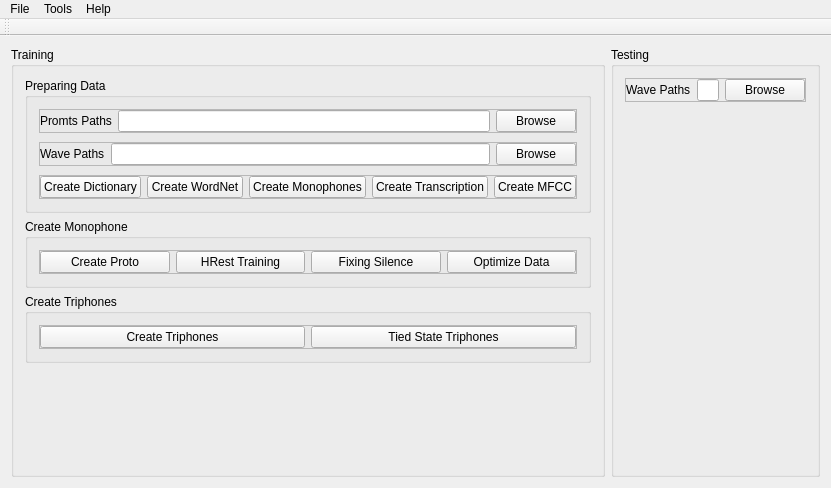
Old version of the form apps/speechrecognition/speechrecognition.ui in the repository levanhong05/VietnameseSpeechRecognition.
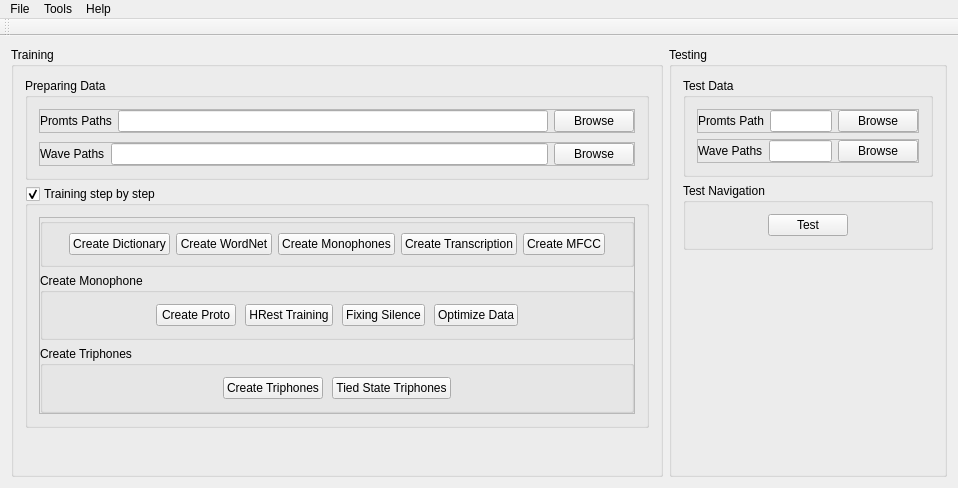
New version of the form. Icons and pictures are not drawn.

```diff
--- a/apps/speechrecognition/speechrecognition.ui
+++ b/apps/speechrecognition/speechrecognition.ui
@@ -6,7 +6,7 @@
    <rect>
     <x>0</x>
     <y>0</y>
-    <width>772</width>
+    <width>958</width>
     <height>488</height>
    </rect>
   </property>
@@ -133,27 +133,70 @@
             </layout>
            </widget>
           </item>
+         </layout>
+        </widget>
+       </item>
           <item>
-           <widget class="QFrame" name="frame_2">
+        <widget class="QGroupBox" name="groupBoxTrainingStep">
+         <property name="title">
+          <string>Training step by step</string>
+         </property>
+         <property name="flat">
+          <bool>true</bool>
+         </property>
+         <property name="checkable">
+          <bool>true</bool>
+         </property>
+         <layout class="QVBoxLayout" name="verticalLayout_6">
+          <item>
+           <widget class="QFrame" name="frameTraining">
             <property name="frameShape">
              <enum>QFrame::StyledPanel</enum>
             </property>
             <property name="frameShadow">
              <enum>QFrame::Raised</enum>
             </property>
+            <layout class="QVBoxLayout" name="verticalLayout_4">
+             <property name="leftMargin">
+              <number>0</number>
+             </property>
+             <property name="topMargin">
+              <number>0</number>
+             </property>
+             <property name="rightMargin">
+              <number>0</number>
+             </property>
+             <property name="bottomMargin">
+              <number>0</number>
+             </property>
+             <item>
+              <widget class="QGroupBox" name="groupBox_2">
             <layout class="QHBoxLayout" name="horizontalLayout_3">
              <property name="leftMargin">
-              <number>0</number>
+                 <number>9</number>
              </property>
              <property name="topMargin">
-              <number>0</number>
+                 <number>9</number>
              </property>
              <property name="rightMargin">
-              <number>0</number>
+                 <number>9</number>
              </property>
              <property name="bottomMargin">
-              <number>0</number>
-             </property>
+                 <number>9</number>
+                </property>
+                <item>
+                 <spacer name="horizontalSpacer_5">
+                  <property name="orientation">
+                   <enum>Qt::Horizontal</enum>
+                  </property>
+                  <property name="sizeHint" stdset="0">
+                   <size>
+                    <width>40</width>
+                    <height>20</height>
+                   </size>
+                  </property>
+                 </spacer>
+                </item>
              <item>
               <widget class="QPushButton" name="btnCreateDictionary">
                <property name="text">
@@ -189,8 +232,18 @@
                </property>
               </widget>
              </item>
-            </layout>
-           </widget>
+                <item>
+                 <spacer name="horizontalSpacer_6">
+                  <property name="orientation">
+                   <enum>Qt::Horizontal</enum>
+                  </property>
+                  <property name="sizeHint" stdset="0">
+                   <size>
+                    <width>40</width>
+                    <height>20</height>
+                   </size>
+                  </property>
+                 </spacer>
           </item>
          </layout>
         </widget>
@@ -200,31 +253,23 @@
          <property name="title">
           <string>Create Monophone</string>
          </property>
-         <layout class="QVBoxLayout" name="verticalLayout_5">
+               <layout class="QHBoxLayout" name="horizontalLayout_7">
           <property name="spacing">
            <number>9</number>
           </property>
           <item>
-           <widget class="QFrame" name="frame_7">
-            <property name="frameShape">
-             <enum>QFrame::StyledPanel</enum>
-            </property>
-            <property name="frameShadow">
-             <enum>QFrame::Raised</enum>
-            </property>
-            <layout class="QHBoxLayout" name="horizontalLayout_8">
-             <property name="leftMargin">
-              <number>0</number>
-             </property>
-             <property name="topMargin">
-              <number>0</number>
-             </property>
-             <property name="rightMargin">
-              <number>0</number>
-             </property>
-             <property name="bottomMargin">
-              <number>0</number>
-             </property>
+                 <spacer name="horizontalSpacer_3">
+                  <property name="orientation">
+                   <enum>Qt::Horizontal</enum>
+                  </property>
+                  <property name="sizeHint" stdset="0">
+                   <size>
+                    <width>40</width>
+                    <height>20</height>
+                   </size>
+                  </property>
+                 </spacer>
+                </item>
              <item>
               <widget class="QPushButton" name="btnCreateProto">
                <property name="text">
@@ -253,8 +298,18 @@
                </property>
               </widget>
              </item>
-            </layout>
-           </widget>
+                <item>
+                 <spacer name="horizontalSpacer_4">
+                  <property name="orientation">
+                   <enum>Qt::Horizontal</enum>
+                  </property>
+                  <property name="sizeHint" stdset="0">
+                   <size>
+                    <width>40</width>
+                    <height>20</height>
+                   </size>
+                  </property>
+                 </spacer>
           </item>
          </layout>
         </widget>
@@ -264,31 +319,23 @@
          <property name="title">
           <string>Create Triphones</string>
          </property>
-         <layout class="QVBoxLayout" name="verticalLayout_4">
+               <layout class="QHBoxLayout" name="horizontalLayout_9">
           <property name="spacing">
            <number>9</number>
           </property>
           <item>
-           <widget class="QFrame" name="frame_6">
-            <property name="frameShape">
-             <enum>QFrame::StyledPanel</enum>
-            </property>
-            <property name="frameShadow">
-             <enum>QFrame::Raised</enum>
-            </property>
-            <layout class="QHBoxLayout" name="horizontalLayout_7">
-             <property name="leftMargin">
-              <number>0</number>
-             </property>
-             <property name="topMargin">
-              <number>0</number>
-             </property>
-             <property name="rightMargin">
-              <number>0</number>
-             </property>
-             <property name="bottomMargin">
-              <number>0</number>
-             </property>
+                 <spacer name="horizontalSpacer_2">
+                  <property name="orientation">
+                   <enum>Qt::Horizontal</enum>
+                  </property>
+                  <property name="sizeHint" stdset="0">
+                   <size>
+                    <width>40</width>
+                    <height>20</height>
+                   </size>
+                  </property>
+                 </spacer>
+                </item>
              <item>
               <widget class="QPushButton" name="btnCreateTriphones">
                <property name="text">
@@ -303,6 +350,22 @@
                </property>
               </widget>
              </item>
+                <item>
+                 <spacer name="horizontalSpacer">
+                  <property name="orientation">
+                   <enum>Qt::Horizontal</enum>
+                  </property>
+                  <property name="sizeHint" stdset="0">
+                   <size>
+                    <width>40</width>
+                    <height>20</height>
+                   </size>
+                  </property>
+                 </spacer>
+                </item>
+               </layout>
+              </widget>
+             </item>
             </layout>
            </widget>
           </item>
@@ -332,6 +395,57 @@
       </property>
       <layout class="QVBoxLayout" name="verticalLayout_3">
        <item>
+        <widget class="QGroupBox" name="groupBox_4">
+         <property name="title">
+          <string>Test Data</string>
+         </property>
+         <layout class="QVBoxLayout" name="verticalLayout_8">
+          <item>
+           <widget class="QFrame" name="frame_2">
+            <property name="frameShape">
+             <enum>QFrame::StyledPanel</enum>
+            </property>
+            <property name="frameShadow">
+             <enum>QFrame::Raised</enum>
+            </property>
+            <layout class="QHBoxLayout" name="horizontalLayout_6">
+             <property name="leftMargin">
+              <number>0</number>
+             </property>
+             <property name="topMargin">
+              <number>0</number>
+             </property>
+             <property name="rightMargin">
+              <number>0</number>
+             </property>
+             <property name="bottomMargin">
+              <number>0</number>
+             </property>
+             <item>
+              <widget class="QLabel" name="lblPromtTest">
+               <property name="text">
+                <string>Promts Path</string>
+               </property>
+              </widget>
+             </item>
+             <item>
+              <widget class="QLineEdit" name="txtPromtTest">
+               <property name="readOnly">
+                <bool>true</bool>
+               </property>
+              </widget>
+             </item>
+             <item>
+              <widget class="QPushButton" name="btnPromtTest">
+               <property name="text">
+                <string>Browse</string>
+               </property>
+              </widget>
+             </item>
+            </layout>
+           </widget>
+          </item>
+          <item>
         <widget class="QFrame" name="frame_4">
          <property name="frameShape">
           <enum>QFrame::StyledPanel</enum>
@@ -379,6 +493,51 @@
          </layout>
         </widget>
        </item>
+         </layout>
+        </widget>
+       </item>
+       <item>
+        <widget class="QGroupBox" name="groupBox_5">
+         <property name="title">
+          <string>Test Navigation</string>
+         </property>
+         <layout class="QHBoxLayout" name="horizontalLayout_8">
+          <item>
+           <spacer name="horizontalSpacer_7">
+            <property name="orientation">
+             <enum>Qt::Horizontal</enum>
+            </property>
+            <property name="sizeHint" stdset="0">
+             <size>
+              <width>40</width>
+              <height>20</height>
+             </size>
+            </property>
+           </spacer>
+          </item>
+          <item>
+           <widget class="QPushButton" name="btnTest">
+            <property name="text">
+             <string>Test</string>
+            </property>
+           </widget>
+          </item>
+          <item>
+           <spacer name="horizontalSpacer_8">
+            <property name="orientation">
+             <enum>Qt::Horizontal</enum>
+            </property>
+            <property name="sizeHint" stdset="0">
+             <size>
+              <width>40</width>
+              <height>20</height>
+             </size>
+            </property>
+           </spacer>
+          </item>
+         </layout>
+        </widget>
+       </item>
        <item>
         <spacer name="verticalSpacer_2">
          <property name="orientation">
@@ -402,7 +561,7 @@
     <rect>
      <x>0</x>
      <y>0</y>
-     <width>772</width>
+     <width>958</width>
      <height>21</height>
     </rect>
    </property>
```
Lines whose indentation alone changed are shown as unchanged.
